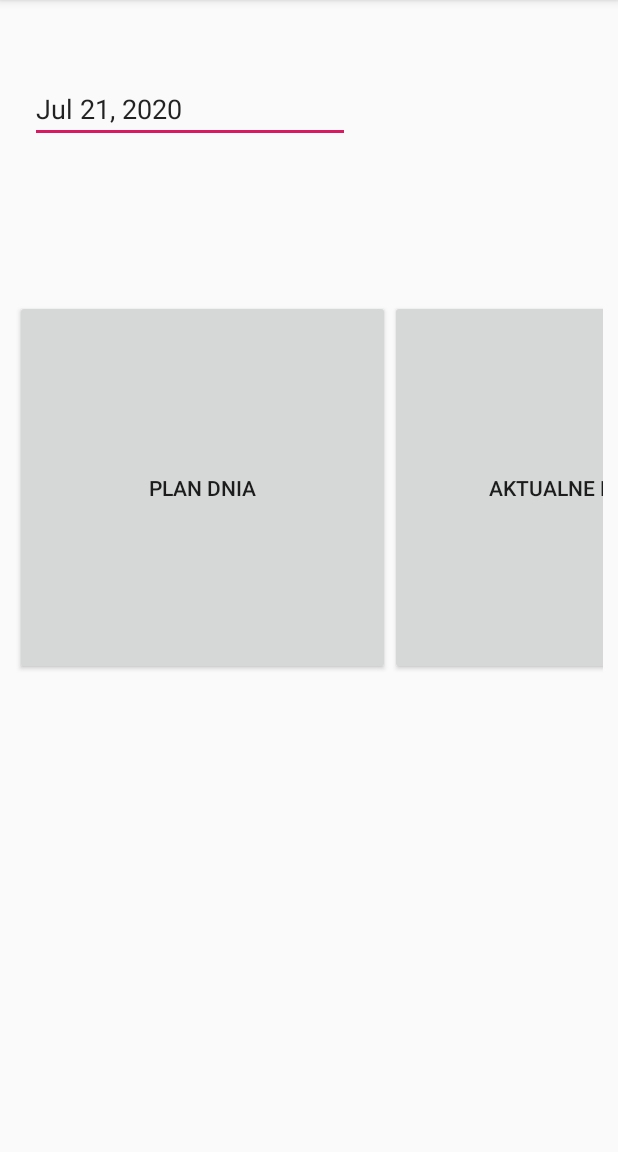
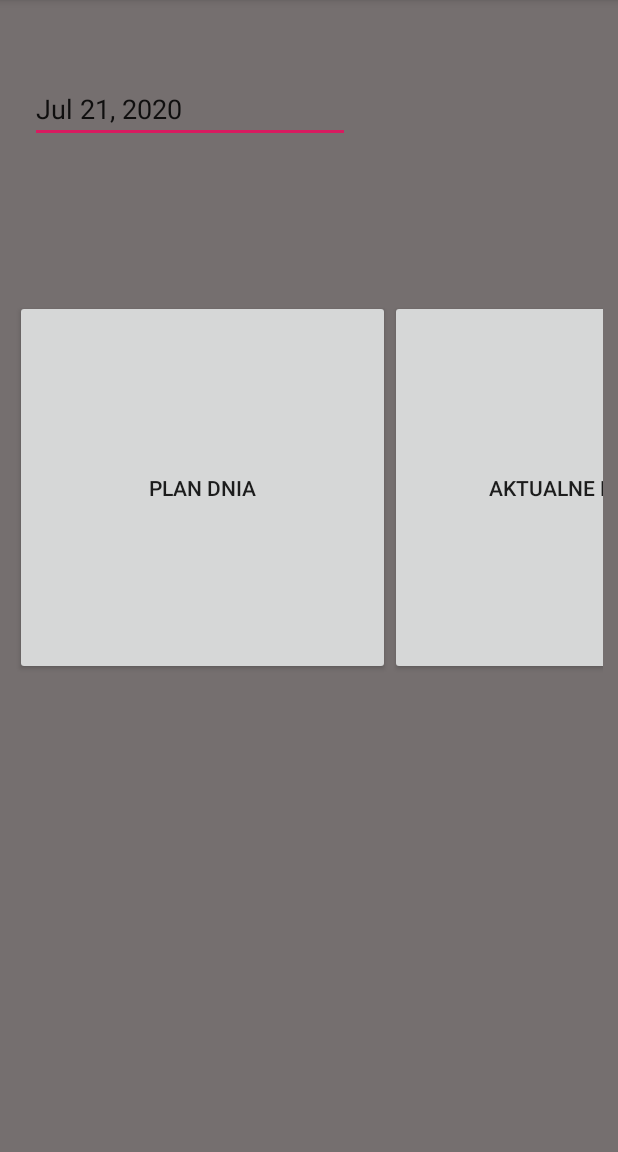
Before and after one commit to hubsimperator/mobilesngapp, an Android app: the screen it shows after launch (MainMenu), on a phone screen of 412 x 824 dp, the part 84-1236 px from its top. Run offline under Robolectric (Android 15) with nearby library versions, the phone set to English and light mode, and no system bars.

Commit message:
poprawka kodu

```diff
--- a/app/src/main/res/layout/activity_menu.xml
+++ b/app/src/main/res/layout/activity_menu.xml
@@ -2,7 +2,8 @@
 <RelativeLayout xmlns:android="http://schemas.android.com/apk/res/android"
     android:layout_width="match_parent"
     android:layout_height="match_parent"
-    android:layout_span="@android:integer/config_shortAnimTime">
+    android:layout_span="@android:integer/config_shortAnimTime"
+    android:background="#756F6F">
 
     <EditText
         android:id="@+id/dateText"
```
